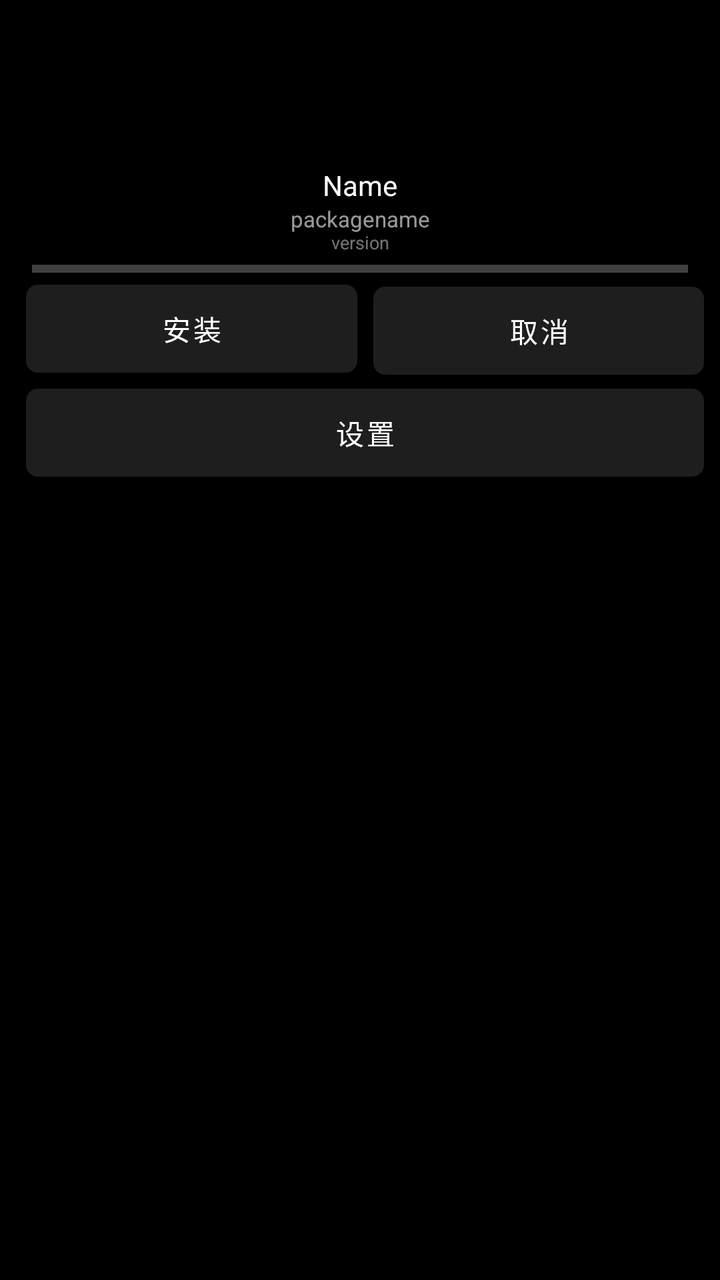
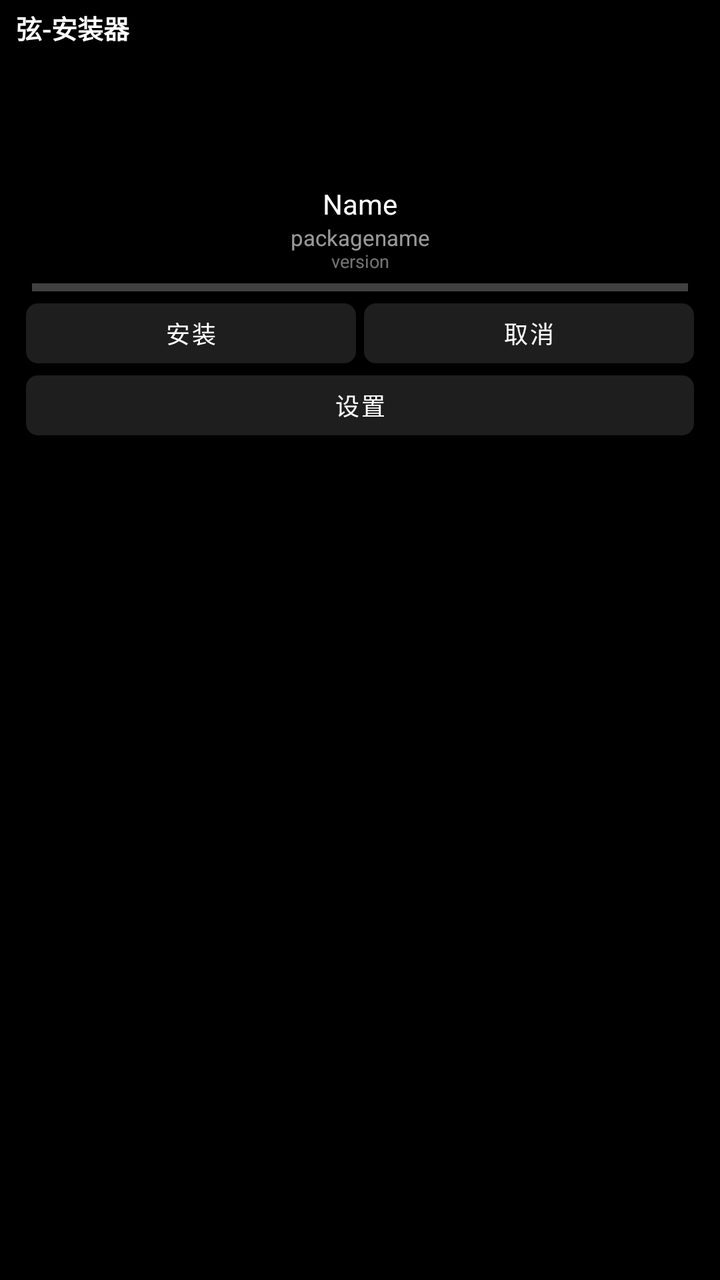

Before-and-after screenshots of an Android layout around one commit, followed by the original layout XML and the change that was made.
<!-- AndroidManifest.xml: application theme Theme.SineInstaller -->
<!-- res/layout/activity_install.xml -->
<?xml version="1.0" encoding="utf-8"?>
<androidx.constraintlayout.widget.ConstraintLayout
    xmlns:android="http://schemas.android.com/apk/res/android"
    xmlns:app="http://schemas.android.com/apk/res-auto"
    xmlns:tools="http://schemas.android.com/tools"
    android:layout_height="match_parent"
    android:layout_width="match_parent"
    android:background="#000">

    <ScrollView
        android:layout_height="match_parent"
        android:layout_width="match_parent">

        <androidx.constraintlayout.widget.ConstraintLayout
            android:layout_height="wrap_content"
            android:layout_width="match_parent"
            android:layout_marginTop="4dp"
            android:paddingBottom="4dp"
            android:paddingHorizontal="8dp">

            <LinearLayout
                android:layout_height="wrap_content"
                android:layout_width="match_parent"
                android:gravity="center"
                android:orientation="vertical"
                android:paddingHorizontal="8dp"
                tools:ignore="MissingConstraints"
                android:id="@+id/normal_describe">

                <ImageView
                    android:layout_height="73dp"
                    android:layout_width="73dp"
                    android:id="@+id/app_icon" />

                <TextView
                    android:layout_height="wrap_content"
                    android:layout_width="match_parent"
                    android:gravity="center"
                    android:layout_marginHorizontal="6dp"
                    android:textSize="14sp"
                    android:textColor="@color/font_white"
                    android:layout_marginTop="6dp"
                    android:text="Name"
                    android:id="@+id/app_name" />

                <TextView
                    android:layout_height="wrap_content"
                    android:layout_width="match_parent"
                    android:gravity="center"
                    android:alpha="0.6"
                    android:layout_marginHorizontal="6dp"
                    android:textSize="11sp"
                    android:textColor="@color/font_white"
                    android:text="packagename"
                    android:id="@+id/app_packagename" />

                <TextView
                    android:layout_height="wrap_content"
                    android:layout_width="match_parent"
                    android:layout_marginBottom="5dp"
                    android:gravity="center"
                    android:alpha="0.45"
                    android:layout_marginHorizontal="6dp"
                    android:layout_marginTop="-2dp"
                    android:textSize="9sp"
                    android:textColor="@color/font_white"
                    android:text="version"
                    android:id="@+id/app_version" />

                <com.google.android.material.progressindicator.LinearProgressIndicator
                    android:id="@+id/install_progress"
                    android:layout_width="match_parent"
                    android:layout_height="wrap_content"
                    android:layout_marginBottom="2dp"
                    android:indeterminate="true" />
            </LinearLayout>

            <com.google.android.material.button.MaterialButton
                android:layout_height="wrap_content"
                android:layout_width="0dp"
                android:layout_marginEnd="3dp"
                app:layout_constraintStart_toStartOf="parent"
                app:layout_constraintEnd_toStartOf="@id/cancel_btn"
                android:layout_marginTop="2dp"
                android:layout_marginStart="5dp"
                app:layout_constraintTop_toBottomOf="@id/normal_describe"
                android:id="@+id/install_btn"
                android:text="安装" />

            <com.google.android.material.button.MaterialButton
                android:layout_height="wrap_content"
                android:layout_width="0dp"
                app:layout_constraintEnd_toEndOf="parent"
                app:layout_constraintStart_toEndOf="@id/install_btn"
                android:layout_marginTop="3dp"
                android:layout_marginStart="5dp"
                app:layout_constraintTop_toBottomOf="@id/normal_describe"
                android:id="@+id/cancel_btn"
                android:text="取消" />

            
            <com.google.android.material.card.MaterialCardView
                android:id="@+id/log_view_card"
                android:layout_height="wrap_content"
                android:layout_width="match_parent"
                app:layout_constraintEnd_toEndOf="parent"
                app:layout_constraintStart_toEndOf="parent"
                android:layout_marginTop="3dp"
                android:layout_marginStart="5dp"
                android:focusable="false"
                android:visibility="gone"
                app:layout_constraintTop_toBottomOf="@id/cancel_btn">
                <TextView
                    android:id="@+id/log_view"
                    android:layout_width="match_parent"
                    android:layout_height="wrap_content"
                    android:textColor="@color/font_white"
                    android:padding="6dp"
                    android:minHeight="20dp"
                    android:alpha="0.8"
                    android:focusable="false" />
            </com.google.android.material.card.MaterialCardView>

            <com.google.android.material.button.MaterialButton
                android:layout_height="wrap_content"
                android:layout_width="0dp"
                app:layout_constraintEnd_toEndOf="parent"
                app:layout_constraintStart_toStartOf="parent"
                android:layout_marginTop="3dp"
                android:layout_marginStart="5dp"
                app:layout_constraintTop_toBottomOf="@id/log_view_card"
                android:id="@+id/menu_btn"
                android:text="设置" />

        </androidx.constraintlayout.widget.ConstraintLayout>

    </ScrollView>

</androidx.constraintlayout.widget.ConstraintLayout>
<!-- resources referenced by this layout -->
<resources>
  <color name="font_white">#FFFFFFFF</color>
  <style name="Theme.SineInstaller" parent="Base.Theme.SineInstaller" />
  <style name="Base.Theme.SineInstaller" parent="Theme.MaterialComponents.DayNight.NoActionBar.Bridge">
          <item name="android:windowFullscreen">true</item>
          <item name="android:windowBackground">#000</item>
  
          <item name="materialCardViewStyle">@style/CardStyle</item>
          <item name="materialButtonStyle">@style/ButtonStyle</item>
          <item name="android:textColor">#fff</item>
          <item name="android:textSize">14sp</item>
      </style>
  <style name="CardStyle" parent="Widget.MaterialComponents.CardView">
          <item name="rippleColor" tools:ignore="PrivateResource">@color/mtrl_btn_ripple_color</item>
          <item name="cardElevation">0dp</item>
          <item name="strokeWidth">0dp</item>
          <item name="cardBackgroundColor">#cc262626</item>
          <item name="cardCornerRadius">6dp</item>
          <item name="android:clickable">true</item>
      </style>
  <style name="ButtonStyle" parent="Widget.MaterialComponents.Button">
          <item name="backgroundTint">#cc262626</item>
          <item name="strokeColor">#70707070</item>
          <item name="cardElevation">0dp</item>
          <item name="strokeWidth">0dp</item>
          <item name="cornerRadius">6dp</item>
          <item name="android:textColor">#fff</item>
          <item name="android:insetTop">2dp</item>
          <item name="android:insetBottom">2dp</item>
      </style>
</resources>

<!-- the commit's change to res/layout/activity_install.xml (unified diff, before → after) -->
@@ -1,71 +1,81 @@
 <?xml version="1.0" encoding="utf-8"?>
-<androidx.constraintlayout.widget.ConstraintLayout
-    xmlns:android="http://schemas.android.com/apk/res/android"
+<androidx.constraintlayout.widget.ConstraintLayout xmlns:android="http://schemas.android.com/apk/res/android"
     xmlns:app="http://schemas.android.com/apk/res-auto"
-    xmlns:tools="http://schemas.android.com/tools"
+    android:layout_width="match_parent"
     android:layout_height="match_parent"
-    android:layout_width="match_parent"
     android:background="#000">
 
     <ScrollView
-        android:layout_height="match_parent"
-        android:layout_width="match_parent">
+        android:layout_width="match_parent"
+        android:layout_height="match_parent">
 
         <androidx.constraintlayout.widget.ConstraintLayout
+            android:layout_width="match_parent"
             android:layout_height="wrap_content"
-            android:layout_width="match_parent"
             android:layout_marginTop="4dp"
-            android:paddingBottom="4dp"
-            android:paddingHorizontal="8dp">
+            android:layout_marginHorizontal="8dp">
+
+            <TextView
+                android:id="@+id/page_title"
+                android:layout_width="wrap_content"
+                android:layout_height="wrap_content"
+                android:text="弦-安装器"
+                android:textSize="13sp"
+                android:textStyle="bold"
+                app:layout_constraintBottom_toTopOf="@id/normal_describe"
+                app:layout_constraintStart_toStartOf="parent"
+                app:layout_constraintTop_toTopOf="parent" />
 
             <LinearLayout
+                android:id="@+id/normal_describe"
+                android:layout_width="match_parent"
                 android:layout_height="wrap_content"
-                android:layout_width="match_parent"
+                android:layout_marginTop="8dp"
                 android:gravity="center"
                 android:orientation="vertical"
                 android:paddingHorizontal="8dp"
-                tools:ignore="MissingConstraints"
-                android:id="@+id/normal_describe">
+                app:layout_constraintStart_toStartOf="parent"
+                app:layout_constraintTop_toBottomOf="@id/page_title">
 
                 <ImageView
-                    android:layout_height="73dp"
-                    android:layout_width="73dp"
-                    android:id="@+id/app_icon" />
+                    android:id="@+id/app_icon"
+                    android:layout_width="55dp"
+                    android:layout_height="55dp" />
 
                 <TextView
+                    android:id="@+id/app_name"
+                    android:layout_width="match_parent"
                     android:layout_height="wrap_content"
-                    android:layout_width="match_parent"
+                    android:layout_marginHorizontal="6dp"
+                    android:layout_marginTop="6dp"
                     android:gravity="center"
-                    android:layout_marginHorizontal="6dp"
-                    android:textSize="14sp"
+                    android:text="Name"
                     android:textColor="@color/font_white"
-                    android:layout_marginTop="6dp"
-                    android:text="Name"
-                    android:id="@+id/app_name" />
+                    android:textSize="14sp" />
 
                 <TextView
+                    android:id="@+id/app_packagename"
+                    android:layout_width="match_parent"
                     android:layout_height="wrap_content"
-                    android:layout_width="match_parent"
+                    android:layout_marginHorizontal="6dp"
+                    android:alpha="0.6"
                     android:gravity="center"
-                    android:alpha="0.6"
-                    android:layout_marginHorizontal="6dp"
-                    android:textSize="11sp"
+                    android:text="packagename"
                     android:textColor="@color/font_white"
-                    android:text="packagename"
-                    android:id="@+id/app_packagename" />
+                    android:textSize="11sp" />
 
                 <TextView
+                    android:id="@+id/app_version"
+                    android:layout_width="match_parent"
                     android:layout_height="wrap_content"
-                    android:layout_width="match_parent"
-                    android:layout_marginBottom="5dp"
-                    android:gravity="center"
-                    android:alpha="0.45"
                     android:layout_marginHorizontal="6dp"
                     android:layout_marginTop="-2dp"
-                    android:textSize="9sp"
+                    android:layout_marginBottom="5dp"
+                    android:alpha="0.45"
+                    android:gravity="center"
+                    android:text="version"
                     android:textColor="@color/font_white"
-                    android:text="version"
-                    android:id="@+id/app_version" />
+                    android:textSize="9sp" />
 
                 <com.google.android.material.progressindicator.LinearProgressIndicator
                     android:id="@+id/install_progress"
@@ -76,62 +86,75 @@
             </LinearLayout>
 
             <com.google.android.material.button.MaterialButton
-                android:layout_height="wrap_content"
+                android:id="@+id/install_btn"
                 android:layout_width="0dp"
-                android:layout_marginEnd="3dp"
+                android:layout_height="34dp"
+                android:layout_marginStart="5dp"
+                android:layout_marginTop="2dp"
+                android:layout_marginEnd="2dp"
+                android:gravity="center"
+                android:text="安装"
+                android:textSize="12sp"
+                app:layout_constraintEnd_toStartOf="@id/cancel_btn"
                 app:layout_constraintStart_toStartOf="parent"
-                app:layout_constraintEnd_toStartOf="@id/cancel_btn"
-                android:layout_marginTop="2dp"
-                android:layout_marginStart="5dp"
-                app:layout_constraintTop_toBottomOf="@id/normal_describe"
-                android:id="@+id/install_btn"
-                android:text="安装" />
+                app:layout_constraintTop_toBottomOf="@id/normal_describe" />
 
             <com.google.android.material.button.MaterialButton
-                android:layout_height="wrap_content"
+                android:id="@+id/cancel_btn"
                 android:layout_width="0dp"
+                android:layout_height="34dp"
+                android:layout_marginStart="2dp"
+                android:layout_marginEnd="5dp"
+                android:text="取消"
+                android:textSize="12sp"
+                android:gravity="center"
                 app:layout_constraintEnd_toEndOf="parent"
                 app:layout_constraintStart_toEndOf="@id/install_btn"
-                android:layout_marginTop="3dp"
-                android:layout_marginStart="5dp"
-                app:layout_constraintTop_toBottomOf="@id/normal_describe"
-                android:id="@+id/cancel_btn"
-                android:text="取消" />
+                app:layout_constraintTop_toTopOf="@id/install_btn" />
 
-            
             <com.google.android.material.card.MaterialCardView
                 android:id="@+id/log_view_card"
+                android:layout_width="match_parent"
                 android:layout_height="wrap_content"
-                android:layout_width="match_parent"
+                android:layout_marginHorizontal="5dp"
+                android:layout_marginTop="2dp"
+                android:focusable="false"
+                android:alpha="0.8"
+                android:visibility="gone"
                 app:layout_constraintEnd_toEndOf="parent"
                 app:layout_constraintStart_toEndOf="parent"
-                android:layout_marginTop="3dp"
-                android:layout_marginStart="5dp"
-                android:focusable="false"
-                android:visibility="gone"
                 app:layout_constraintTop_toBottomOf="@id/cancel_btn">
+
                 <TextView
                     android:id="@+id/log_view"
                     android:layout_width="match_parent"
                     android:layout_height="wrap_content"
-                    android:textColor="@color/font_white"
+                    android:focusable="false"
+                    android:minHeight="20dp"
                     android:padding="6dp"
-                    android:minHeight="20dp"
-                    android:alpha="0.8"
-                    android:focusable="false" />
+                    android:textSize="11sp"
+                    android:text="1111"
+                    android:textColor="@color/font_white" />
             </com.google.android.material.card.MaterialCardView>
 
             <com.google.android.material.button.MaterialButton
-                android:layout_height="wrap_content"
+                android:id="@+id/menu_btn"
                 android:layout_width="0dp"
+                android:layout_height="34dp"
+                android:layout_marginHorizontal="5dp"
+                android:layout_marginTop="2dp"
+                android:text="设置"
+                android:textSize="12sp"
+                android:gravity="center"
                 app:layout_constraintEnd_toEndOf="parent"
                 app:layout_constraintStart_toStartOf="parent"
-                android:layout_marginTop="3dp"
-                android:layout_marginStart="5dp"
-                app:layout_constraintTop_toBottomOf="@id/log_view_card"
-                android:id="@+id/menu_btn"
-                android:text="设置" />
+                app:layout_constraintTop_toBottomOf="@id/log_view_card" />
 
+            <View
+                android:layout_width="match_parent"
+                android:layout_height="15dp"
+                app:layout_constraintTop_toBottomOf="@id/menu_btn"
+                app:layout_constraintStart_toStartOf="parent" />
         </androidx.constraintlayout.widget.ConstraintLayout>
 
     </ScrollView>
